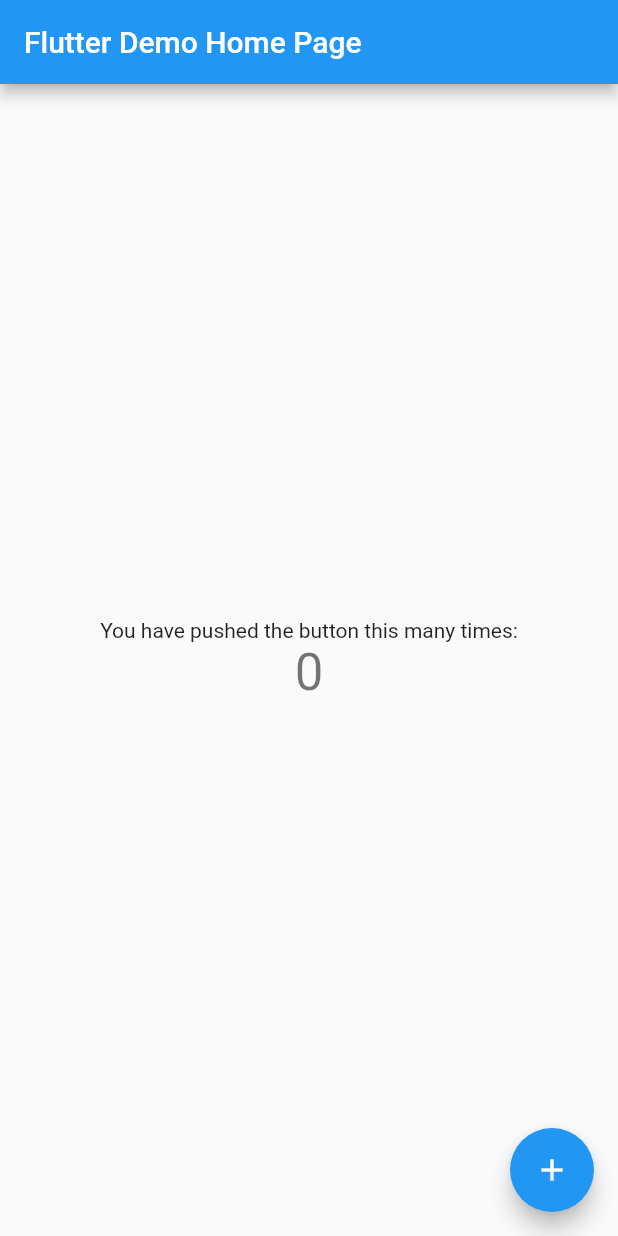
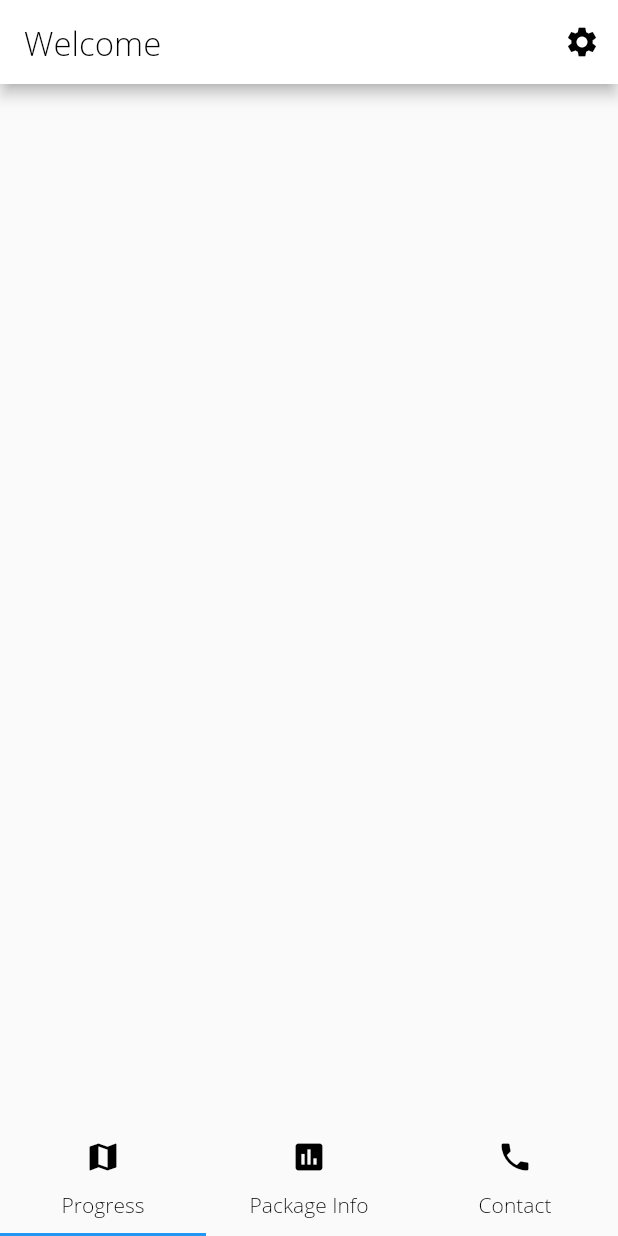
Before and after one commit to hamesjan/HackyBirthday, a Flutter app: the screen it shows after launch, on a phone screen of 412 x 824 dp. Run offline on Flutter 3.47's test engine with Material 2 defaults, Android fonts, the light colour scheme and no system bars.

Commit message:
adding basic ui frame

```diff
--- a/lib/main.dart
+++ b/lib/main.dart
@@ -1,4 +1,6 @@
 import 'package:flutter/material.dart';
+import 'package:flutter/cupertino.dart';
+import 'package:hackybirthday/pages/home.dart';
 
 void main() {
   runApp(MyApp());
@@ -10,104 +12,12 @@
   Widget build(BuildContext context) {
     return MaterialApp(
       title: 'Flutter Demo',
+      debugShowCheckedModeBanner: false,
       theme: ThemeData(
-        // This is the theme of your application.
-        //
-        // Try running your application with "flutter run". You'll see the
-        // application has a blue toolbar. Then, without quitting the app, try
-        // changing the primarySwatch below to Colors.green and then invoke
-        // "hot reload" (press "r" in the console where you ran "flutter run",
-        // or simply save your changes to "hot reload" in a Flutter IDE).
-        // Notice that the counter didn't reset back to zero; the application
-        // is not restarted.
+        fontFamily: 'OpenSans',
         primarySwatch: Colors.blue,
       ),
-      home: MyHomePage(title: 'Flutter Demo Home Page'),
+      home: Home(),
     );
   }
 }
-
-class MyHomePage extends StatefulWidget {
-  MyHomePage({Key key, this.title}) : super(key: key);
-
-  // This widget is the home page of your application. It is stateful, meaning
-  // that it has a State object (defined below) that contains fields that affect
-  // how it looks.
-
-  // This class is the configuration for the state. It holds the values (in this
-  // case the title) provided by the parent (in this case the App widget) and
-  // used by the build method of the State. Fields in a Widget subclass are
-  // always marked "final".
-
-  final String title;
-
-  @override
-  _MyHomePageState createState() => _MyHomePageState();
-}
-
-class _MyHomePageState extends State<MyHomePage> {
-  int _counter = 0;
-
-  void _incrementCounter() {
-    setState(() {
-      // This call to setState tells the Flutter framework that something has
-      // changed in this State, which causes it to rerun the build method below
-      // so that the display can reflect the updated values. If we changed
-      // _counter without calling setState(), then the build method would not be
-      // called again, and so nothing would appear to happen.
-      _counter++;
-    });
-  }
-
-  @override
-  Widget build(BuildContext context) {
-    // This method is rerun every time setState is called, for instance as done
-    // by the _incrementCounter method above.
-    //
-    // The Flutter framework has been optimized to make rerunning build methods
-    // fast, so that you can just rebuild anything that needs updating rather
-    // than having to individually change instances of widgets.
-    return Scaffold(
-      appBar: AppBar(
-        // Here we take the value from the MyHomePage object that was created by
-        // the App.build method, and use it to set our appbar title.
-        title: Text(widget.title),
-      ),
-      body: Center(
-        // Center is a layout widget. It takes a single child and positions it
-        // in the middle of the parent.
-        child: Column(
-          // Column is also a layout widget. It takes a list of children and
-          // arranges them vertically. By default, it sizes itself to fit its
-          // children horizontally, and tries to be as tall as its parent.
-          //
-          // Invoke "debug painting" (press "p" in the console, choose the
-          // "Toggle Debug Paint" action from the Flutter Inspector in Android
-          // Studio, or the "Toggle Debug Paint" command in Visual Studio Code)
-          // to see the wireframe for each widget.
-          //
-          // Column has various properties to control how it sizes itself and
-          // how it positions its children. Here we use mainAxisAlignment to
-          // center the children vertically; the main axis here is the vertical
-          // axis because Columns are vertical (the cross axis would be
-          // horizontal).
-          mainAxisAlignment: MainAxisAlignment.center,
-          children: <Widget>[
-            Text(
-              'You have pushed the button this many times:',
-            ),
-            Text(
-              '$_counter',
-              style: Theme.of(context).textTheme.headline4,
-            ),
-          ],
-        ),
-      ),
-      floatingActionButton: FloatingActionButton(
-        onPressed: _incrementCounter,
-        tooltip: 'Increment',
-        child: Icon(Icons.add),
-      ), // This trailing comma makes auto-formatting nicer for build methods.
-    );
-  }
-}
--- /dev/null
+++ b/lib/pages/home.dart
@@ -0,0 +1,92 @@
+import 'package:flutter/material.dart';
+import 'package:flutter/cupertino.dart';
+import 'package:hackybirthday/pages/swipe.dart';
+import 'package:hackybirthday/pages/team.dart';
+import 'package:hackybirthday/pages/preferences.dart';
+
+class Home extends StatefulWidget {
+  @override
+  _HomeState createState() => _HomeState();
+}
+
+class _HomeState extends State<Home> with SingleTickerProviderStateMixin{
+  TabController _tabController;
+
+  @override
+  void dispose() {
+    _tabController.dispose();
+    super.dispose();
+  }
+
+  @override
+  void initState() {
+    super.initState();
+    _tabController = TabController(vsync: this, length: 3);
+  }
+
+
+  @override
+  Widget build(BuildContext context) {
+    return Scaffold(
+      appBar: AppBar(
+        title: Text('Welcome', style: TextStyle(
+            color: Colors.black,
+            fontSize: 22
+        ),),
+        backgroundColor: Colors.white,
+        actions: <Widget>[
+          IconButton(
+            icon: Icon(Icons.settings, color: Colors.black,),
+            onPressed: (){
+            },
+          )
+        ],
+      ),
+      body: SafeArea(
+        child: TabBarView(
+          controller: _tabController,
+          children: <Widget>[
+            Preferences(),
+            Swipe(),
+            Team(),
+          ],
+        ),
+      ),
+      bottomNavigationBar: SafeArea(
+        child: TabBar(
+          controller: _tabController,
+          labelColor: Colors.black12,
+          unselectedLabelColor: Colors.black38,
+          tabs: <Widget>[
+            Tab(
+              icon: Icon(Icons.map, color: Colors.black,),
+              child: Text(
+                'Progress',
+                style: TextStyle(
+                    color: Colors.black
+                ),
+              ),
+            ),
+            Tab(
+              icon: Icon(Icons.poll, color:  Colors.black,),
+              child: Text(
+                'Package Info', style: TextStyle(
+                  color: Colors.black
+              ),
+              ),
+            ),
+            Tab(
+              icon: Icon(Icons.phone, color: Colors.black,),
+              child: Text(
+                'Contact',
+                style: TextStyle(
+                    color: Colors.black
+                ),
+              ),
+            ),
+          ],
+        ),
+      ),
+    );
+  }
+}
--- /dev/null
+++ b/lib/pages/preferences.dart
@@ -0,0 +1,14 @@
+import 'package:flutter/material.dart';
+import 'package:flutter/cupertino.dart';
+
+class Preferences extends StatefulWidget {
+  @override
+  _PreferencesState createState() => _PreferencesState();
+}
+
+class _PreferencesState extends State<Preferences> {
+  @override
+  Widget build(BuildContext context) {
+    return Container();
+  }
+}
```
Also changed, not shown: lib/pages/swipe.dart (added, +14 -0 lines), lib/pages/team.dart (added, +14 -0 lines), lib/widgets/custom_button.dart (added, +40 -0 lines), pubspec.yaml (+18 -24 lines), fonts/OpenSans-Light.ttf (added).
